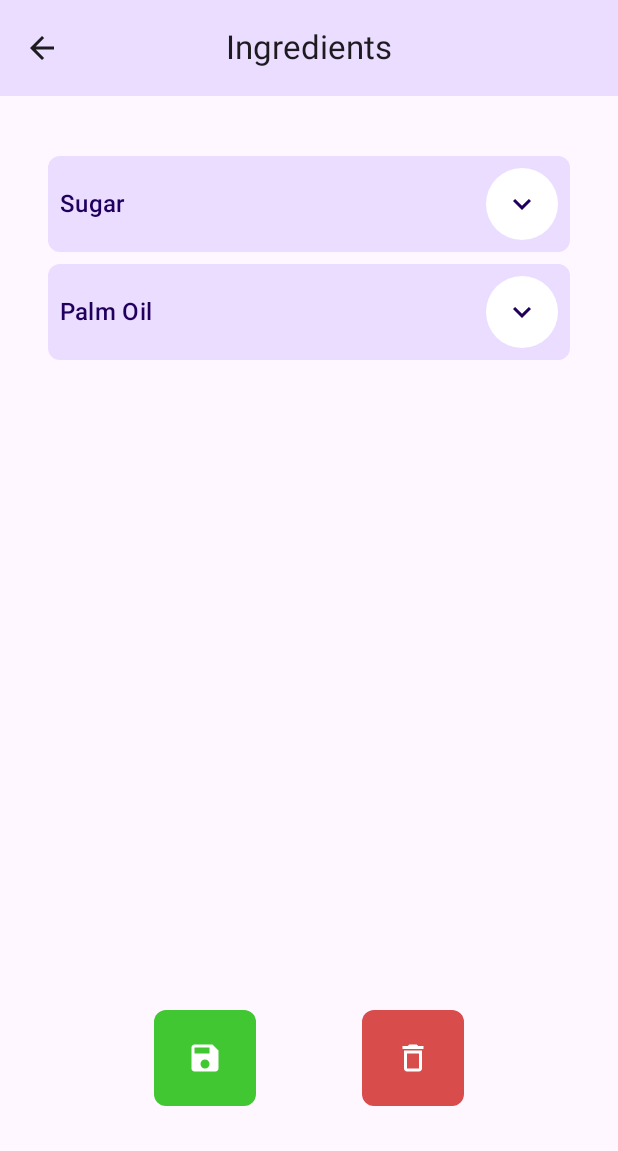
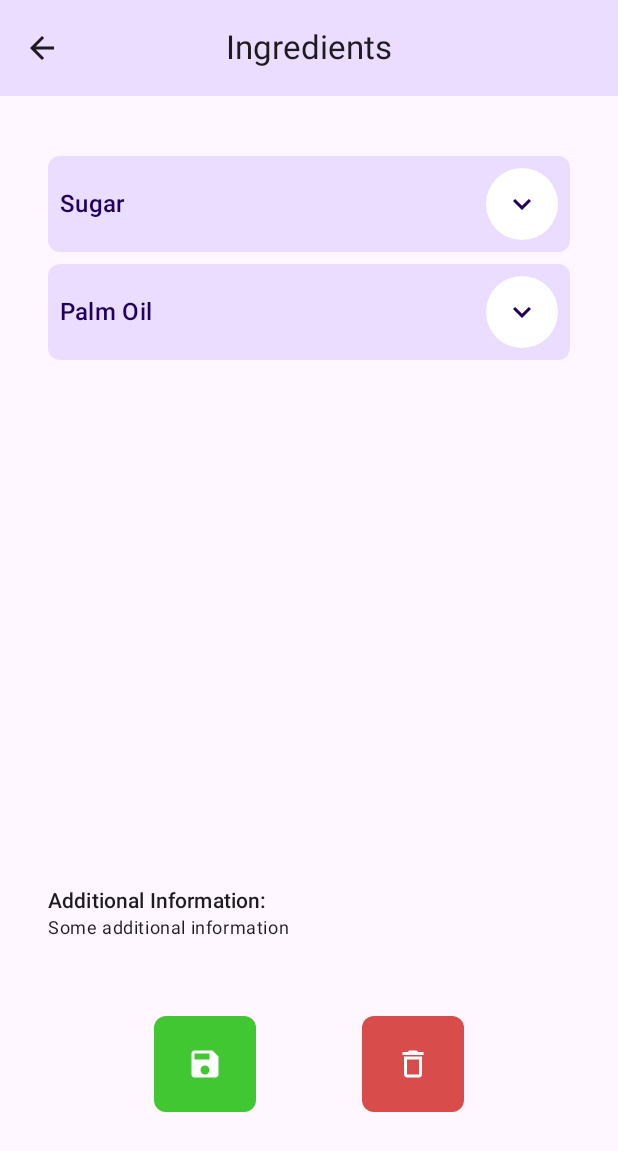
Before and after one commit to clerisy47/BiteSmart, an Android app built with Jetpack Compose: the @Preview function ResponseScreenPreview, on a phone screen of 412 x 824 dp. Shown: the top 1151 px of the screen. Run offline under Robolectric (Android 15) with nearby library versions, the phone set to English and light mode, and no system bars.

Commit message:
extra details added

```diff
--- a/Frontend/app/src/main/java/com/app/bitesmart/data/userData/ResponseItem.kt
+++ b/Frontend/app/src/main/java/com/app/bitesmart/data/userData/ResponseItem.kt
@@ -22,22 +22,25 @@ data class Response(
 
 
 
-fun parseJsonResponse(jsonResponse: String): List<IngredientsData> {
+fun parseJsonResponse(jsonResponse: String): Pair<List<IngredientsData>, String> {
     return try {
         val json = Json { ignoreUnknownKeys = true }
         val response = json.decodeFromString<Response>(jsonResponse)
-        response.items.map { item ->
+
+        val ingredientsList = response.items.map { item ->
             IngredientsData(
                 name = item.name,
                 description = item.description,
                 source = item.source,
-                allergies = item.allergies // Map allergies field
+                allergies = item.allergies
             )
         }
+
+        // Return both ingredientsList and extra_details
+        Pair(ingredientsList, response.extra_details)
     } catch (e: Exception) {
-
         Log.d("Response", "Error parsing JSON: ${e.message}")
         e.printStackTrace()
-        emptyList() // Return an empty list or handle as needed
+        Pair(emptyList(), "") // Return empty list and empty string in case of error
     }
 }
--- a/Frontend/app/src/main/java/com/app/bitesmart/screens/IngredientsScreen.kt
+++ b/Frontend/app/src/main/java/com/app/bitesmart/screens/IngredientsScreen.kt
@@ -13,8 +13,10 @@ import androidx.compose.material.icons.filled.Save
 import androidx.compose.material.icons.outlined.Delete
 import androidx.compose.material3.Icon
 import androidx.compose.material3.IconButton
+import androidx.compose.material3.MaterialTheme
 import androidx.compose.material3.Scaffold
 import androidx.compose.material3.Surface
+import androidx.compose.material3.Text
 import androidx.compose.runtime.Composable
 import androidx.compose.ui.Alignment
 import androidx.compose.ui.Modifier
@@ -35,8 +37,7 @@ fun IngredientsScreen(
     navController: NavController,
     responseText: String,
 ) {
-    val ingredientsList = parseJsonResponse(responseText)
-
+    val (ingredientsList, extraDetails) = parseJsonResponse(responseText)
     Scaffold(
         modifier = modifier,
         topBar = { TopAppBarWithTitle(title = "Ingredients", navController = navController) }
@@ -57,6 +58,14 @@ fun IngredientsScreen(
                     IngredientColumn(
                         modifier = Modifier.weight(3f),
                         ingredientList = ingredientsList
+                    )
+                    Text(
+                        text = "Additional Information:",
+                        style = MaterialTheme.typography.labelLarge
+                    )
+                    Text(
+                        text = if (extraDetails == "")"No additional information" else extraDetails,
+                        style = MaterialTheme.typography.bodySmall
                     )
                     Row(
                         modifier = Modifier
--- a/Frontend/app/src/main/java/com/app/bitesmart/widgets/IngredientScreenWidgets.kt
+++ b/Frontend/app/src/main/java/com/app/bitesmart/widgets/IngredientScreenWidgets.kt
@@ -13,6 +13,7 @@ import androidx.compose.foundation.lazy.items
 import androidx.compose.foundation.shape.CircleShape
 import androidx.compose.material.icons.Icons
 import androidx.compose.material.icons.filled.KeyboardArrowDown
+import androidx.compose.material.icons.filled.KeyboardArrowUp
 import androidx.compose.material3.HorizontalDivider
 import androidx.compose.material3.Icon
 import androidx.compose.material3.IconButton
@@ -75,7 +76,7 @@ fun IngredientColumn(
                                 .background(Color.White)
                         ) {
                             Icon(
-                                Icons.Default.KeyboardArrowDown,
+                                imageVector = if(isExpanded) Icons.Default.KeyboardArrowUp else Icons.Default.KeyboardArrowDown,
                                 contentDescription = "Arrow Down button"
                             )
                         }
```
